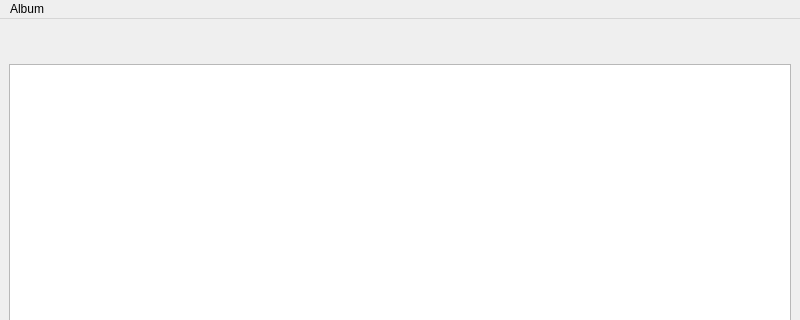
Before: the Qt Designer form src/mainwindow.ui in Zheng-Bote/qt_desktop-gallery, drawn with Qt 5; both pictures show x 0 to 800 and y 0 to 320 of the 800 by 600 pixel window.
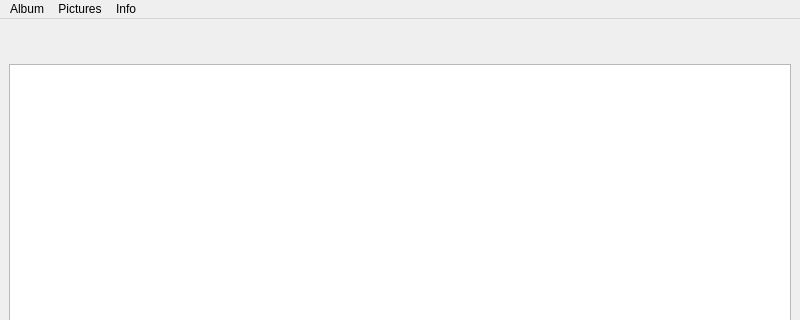
After: the same form once the commit is applied. Icons and pictures are not drawn.

```diff
--- a/src/mainwindow.ui
+++ b/src/mainwindow.ui
@@ -78,7 +78,31 @@
     <addaction name="separator"/>
     <addaction name="actionclear_Album"/>
    </widget>
+   <widget class="QMenu" name="pictureMenu">
+    <property name="title">
+     <string>Pictures</string>
+    </property>
+    <addaction name="showDefaultExifAct"/>
+    <addaction name="clearDefaultExifAct"/>
+    <addaction name="separator"/>
+    <addaction name="showDefaultIptcAct"/>
+    <addaction name="clearDefaultIptcAct"/>
+    <addaction name="separator"/>
+    <addaction name="selectAllImagesAct"/>
+    <addaction name="writeDefaultMetaToSelectedImagesAct"/>
+    <addaction name="separator"/>
+    <addaction name="removeImagesAct"/>
+   </widget>
+   <widget class="QMenu" name="infoMenu">
+    <property name="title">
+     <string>Info</string>
+    </property>
+    <addaction name="aboutAct"/>
+    <addaction name="hw_infoAct"/>
+   </widget>
    <addaction name="menuMenu"/>
+   <addaction name="pictureMenu"/>
+   <addaction name="infoMenu"/>
   </widget>
   <widget class="QStatusBar" name="statusbar"/>
   <action name="actionload_Picture">
```
Left out of the diff: 45 changed lines with no effect on the pictures.
